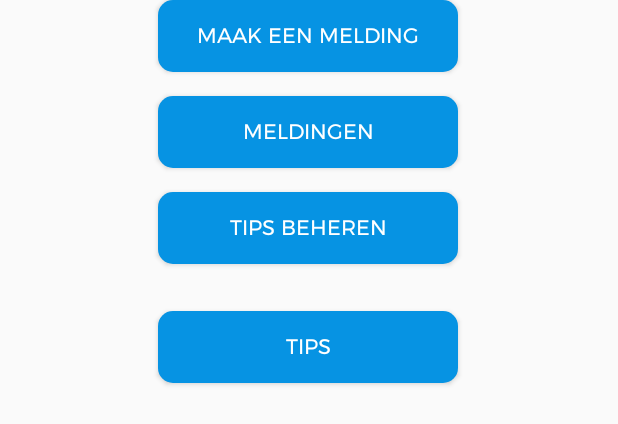
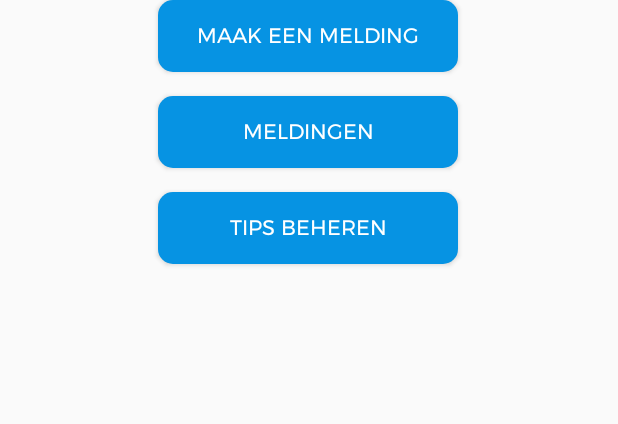
Before and after one commit to charmaine211/AppLab, an Android app built with Jetpack Compose: the layout fragment_logged_in.xml on its own in the app's theme, with its tools: preview values and no code run, on a phone screen of 412 x 824 dp. Shown: the top 424 px of the screen. Run offline under Robolectric (Android 15) with nearby library versions, the phone set to English and light mode, and no system bars.

Commit message:
De knop Tips is verwijderd van het scherm van de zorgverlener. Dit omdat het niet nodig is voor een zorgverlener om nog extra de tips in te zien. Dit kan namelijk al onder tips beheren.

```diff
--- a/app/src/main/res/layout/fragment_logged_in.xml
+++ b/app/src/main/res/layout/fragment_logged_in.xml
@@ -46,20 +46,4 @@
         app:layout_constraintStart_toStartOf="@id/meldingenButton"
         app:layout_constraintTop_toBottomOf="@id/meldingenButton" />
 
-    <Button
-        android:id="@+id/tipsInzienButton"
-        android:layout_width="200dp"
-        android:layout_height="wrap_content"
-        android:layout_marginTop="16dp"
-        android:background="@drawable/button_veilig_thuis_homescreen"
-        android:fontFamily="@font/montserrat"
-        android:text="Tips"
-        android:textColor="@color/white"
-        app:layout_constraintBottom_toBottomOf="parent"
-        app:layout_constraintEnd_toEndOf="@id/tipsBeherenButton"
-        app:layout_constraintHorizontal_bias="0.0"
-        app:layout_constraintStart_toStartOf="@id/tipsBeherenButton"
-        app:layout_constraintTop_toBottomOf="@id/tipsBeherenButton"
-        app:layout_constraintVertical_bias="0.026" />
-
 </androidx.constraintlayout.widget.ConstraintLayout>
```
Also changed, not shown: app/src/main/java/applab/veiligthuis/activity/home/FragmentLoggedIn.java (+0 -12 lines).
